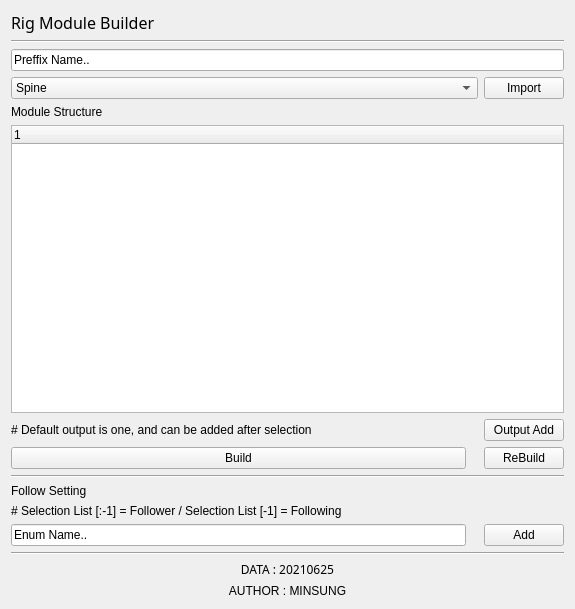
This is main/mApplication/ms_module/lib/ui/rigModuleBuilder.ui in smsyes/pythonWorkSpace as Qt 5 draws it before an edit. The edited form follows.
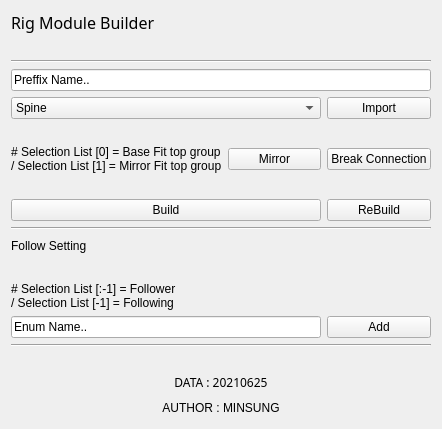
This is the edited form.

```diff
--- a/main/mApplication/ms_module/lib/ui/rigModuleBuilder.ui
+++ b/main/mApplication/ms_module/lib/ui/rigModuleBuilder.ui
@@ -6,53 +6,157 @@
    <rect>
     <x>0</x>
     <y>0</y>
-    <width>575</width>
-    <height>609</height>
+    <width>442</width>
+    <height>429</height>
    </rect>
   </property>
   <property name="windowTitle">
    <string>Form</string>
   </property>
   <layout class="QGridLayout" name="gridLayout">
+   <item row="8" column="0" colspan="3">
+    <spacer name="horizontalSpacer_3">
+     <property name="orientation">
+      <enum>Qt::Horizontal</enum>
+     </property>
+     <property name="sizeHint" stdset="0">
+      <size>
+       <width>40</width>
+       <height>20</height>
+      </size>
+     </property>
+    </spacer>
+   </item>
+   <item row="3" column="0" colspan="3">
+    <widget class="QLineEdit" name="preffix_lineEdit">
+     <property name="text">
+      <string>Preffix Name..</string>
+     </property>
+    </widget>
+   </item>
+   <item row="10" column="0" colspan="3">
+    <widget class="Line" name="line">
+     <property name="orientation">
+      <enum>Qt::Horizontal</enum>
+     </property>
+    </widget>
+   </item>
+   <item row="12" column="0" colspan="3">
+    <spacer name="horizontalSpacer_4">
+     <property name="orientation">
+      <enum>Qt::Horizontal</enum>
+     </property>
+     <property name="sizeHint" stdset="0">
+      <size>
+       <width>40</width>
+       <height>20</height>
+      </size>
+     </property>
+    </spacer>
+   </item>
+   <item row="13" column="0">
+    <widget class="QLabel" name="label_4">
+     <property name="text">
+      <string>&lt;html&gt;&lt;head/&gt;&lt;body&gt;&lt;p&gt;# Selection List [:-1] = Follower &lt;br/&gt;/ Selection List [-1] = Following&lt;/p&gt;&lt;/body&gt;&lt;/html&gt;</string>
+     </property>
+    </widget>
+   </item>
+   <item row="9" column="0" colspan="2">
+    <widget class="QPushButton" name="Build_pushButton">
+     <property name="text">
+      <string>Build</string>
+     </property>
+    </widget>
+   </item>
+   <item row="5" column="2">
+    <widget class="QPushButton" name="import_pushButton">
+     <property name="text">
+      <string>Import</string>
+     </property>
+    </widget>
+   </item>
+   <item row="2" column="0" colspan="3">
+    <widget class="Line" name="line_3">
+     <property name="orientation">
+      <enum>Qt::Horizontal</enum>
+     </property>
+    </widget>
+   </item>
+   <item row="6" column="0" colspan="3">
+    <spacer name="horizontalSpacer_2">
+     <property name="orientation">
+      <enum>Qt::Horizontal</enum>
+     </property>
+     <property name="sizeHint" stdset="0">
+      <size>
+       <width>40</width>
+       <height>20</height>
+      </size>
+     </property>
+    </spacer>
+   </item>
    <item row="11" column="0">
+    <widget class="QLabel" name="label_3">
+     <property name="text">
+      <string>Follow Setting</string>
+     </property>
+    </widget>
+   </item>
+   <item row="7" column="0">
+    <widget class="QLabel" name="label_5">
+     <property name="frameShadow">
+      <enum>QFrame::Plain</enum>
+     </property>
+     <property name="midLineWidth">
+      <number>0</number>
+     </property>
+     <property name="text">
+      <string>&lt;html&gt;&lt;head/&gt;&lt;body&gt;&lt;p&gt;# Selection List [0] = Base Fit top group &lt;br/&gt;/ Selection List [1] = Mirror Fit top group&lt;/p&gt;&lt;/body&gt;&lt;/html&gt;</string>
+     </property>
+    </widget>
+   </item>
+   <item row="14" column="0" colspan="2">
     <widget class="QLineEdit" name="enum_lineEdit">
      <property name="text">
       <string>Enum Name..</string>
      </property>
     </widget>
    </item>
-   <item row="8" column="0" colspan="4">
-    <widget class="Line" name="line">
+   <item row="1" column="0" colspan="3">
+    <spacer name="horizontalSpacer">
      <property name="orientation">
       <enum>Qt::Horizontal</enum>
      </property>
-    </widget>
-   </item>
-   <item row="6" column="3">
-    <widget class="QPushButton" name="outputAdd_pushButton">
-     <property name="text">
-      <string>Output Add</string>
+     <property name="sizeHint" stdset="0">
+      <size>
+       <width>40</width>
+       <height>20</height>
+      </size>
      </property>
-    </widget>
+    </spacer>
    </item>
-   <item row="7" column="3">
-    <widget class="QPushButton" name="rebuild_pushButton">
+   <item row="19" column="0" colspan="3">
+    <widget class="QLabel" name="author">
      <property name="text">
-      <string>ReBuild</string>
+      <string>AUTHOR : MINSUNG</string>
      </property>
-    </widget>
-   </item>
-   <item row="12" column="0" colspan="4">
-    <widget class="Line" name="line_2">
-     <property name="orientation">
-      <enum>Qt::Horizontal</enum>
+     <property name="alignment">
+      <set>Qt::AlignCenter</set>
      </property>
     </widget>
    </item>
-   <item row="4" column="0">
-    <widget class="QLabel" name="label_2">
+   <item row="18" column="0" colspan="3">
+    <widget class="QLabel" name="data">
+     <property name="font">
+      <font>
+       <family>굴림</family>
+      </font>
+     </property>
      <property name="text">
-      <string>Module Structure</string>
+      <string>DATA : 20210625</string>
+     </property>
+     <property name="alignment">
+      <set>Qt::AlignCenter</set>
      </property>
     </widget>
    </item>
@@ -69,55 +173,14 @@
      </property>
     </widget>
    </item>
-   <item row="5" column="0" colspan="4">
-    <widget class="QTreeWidget" name="module_treeWidget">
-     <property name="editTriggers">
-      <set>QAbstractItemView::NoEditTriggers</set>
-     </property>
-     <property name="dragEnabled">
-      <bool>true</bool>
-     </property>
-     <property name="dragDropMode">
-      <enum>QAbstractItemView::InternalMove</enum>
-     </property>
-    </widget>
-   </item>
-   <item row="10" column="0" colspan="3">
-    <widget class="QLabel" name="label_4">
+   <item row="9" column="2">
+    <widget class="QPushButton" name="rebuild_pushButton">
      <property name="text">
-      <string># Selection List [:-1] = Follower / Selection List [-1] = Following</string>
+      <string>ReBuild</string>
      </property>
     </widget>
    </item>
-   <item row="9" column="0">
-    <widget class="QLabel" name="label_3">
-     <property name="text">
-      <string>Follow Setting</string>
-     </property>
-    </widget>
-   </item>
-   <item row="2" column="0" colspan="4">
-    <widget class="QLineEdit" name="preffix_lineEdit">
-     <property name="text">
-      <string>Preffix Name..</string>
-     </property>
-    </widget>
-   </item>
-   <item row="3" column="3">
-    <widget class="QPushButton" name="module_pushButton">
-     <property name="text">
-      <string>Import</string>
-     </property>
-    </widget>
-   </item>
-   <item row="7" column="0">
-    <widget class="QPushButton" name="Build_pushButton">
-     <property name="text">
-      <string>Build</string>
-     </property>
-    </widget>
-   </item>
-   <item row="3" column="0" colspan="3">
+   <item row="5" column="0" colspan="2">
     <widget class="QComboBox" name="module_comboBox">
      <item>
       <property name="text">
@@ -171,51 +234,46 @@
      </item>
     </widget>
    </item>
-   <item row="6" column="0" colspan="2">
-    <widget class="QLabel" name="label_5">
+   <item row="15" column="0" colspan="3">
+    <widget class="Line" name="line_2">
+     <property name="orientation">
+      <enum>Qt::Horizontal</enum>
+     </property>
+    </widget>
+   </item>
+   <item row="7" column="2">
+    <widget class="QPushButton" name="mirror_pushButton_2">
      <property name="text">
-      <string># Default output is one, and can be added after selection</string>
+      <string>Break Connection</string>
      </property>
     </widget>
    </item>
-   <item row="11" column="3">
+   <item row="7" column="1">
+    <widget class="QPushButton" name="mirror_pushButton">
+     <property name="text">
+      <string>Mirror</string>
+     </property>
+    </widget>
+   </item>
+   <item row="14" column="2">
     <widget class="QPushButton" name="followAdd_pushButton">
      <property name="text">
       <string>Add</string>
      </property>
     </widget>
    </item>
-   <item row="1" column="0" colspan="4">
-    <widget class="Line" name="line_3">
+   <item row="17" column="0" colspan="3">
+    <spacer name="horizontalSpacer_5">
      <property name="orientation">
       <enum>Qt::Horizontal</enum>
      </property>
-    </widget>
-   </item>
-   <item row="13" column="0" colspan="4">
-    <widget class="QLabel" name="data">
-     <property name="font">
-      <font>
-       <family>굴림</family>
-      </font>
+     <property name="sizeHint" stdset="0">
+      <size>
+       <width>40</width>
+       <height>20</height>
+      </size>
      </property>
-     <property name="text">
-      <string>DATA : 20210625</string>
-     </property>
-     <property name="alignment">
-      <set>Qt::AlignCenter</set>
-     </property>
-    </widget>
-   </item>
-   <item row="14" column="0" colspan="4">
-    <widget class="QLabel" name="author">
-     <property name="text">
-      <string>AUTHOR : MINSUNG</string>
-     </property>
-     <property name="alignment">
-      <set>Qt::AlignCenter</set>
-     </property>
-    </widget>
+    </spacer>
    </item>
   </layout>
  </widget>
```
